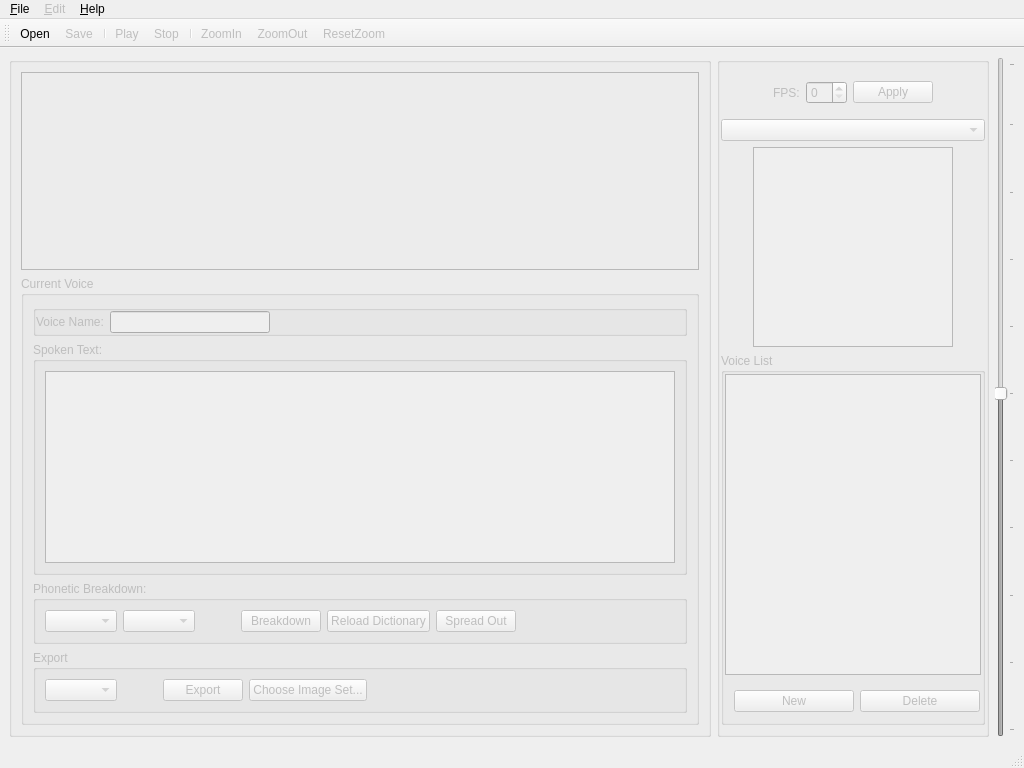
Above: rsrc/papagayo-ng2.ui from morevnaproject-org/papagayo-ng before the change. Below: the same form after it.
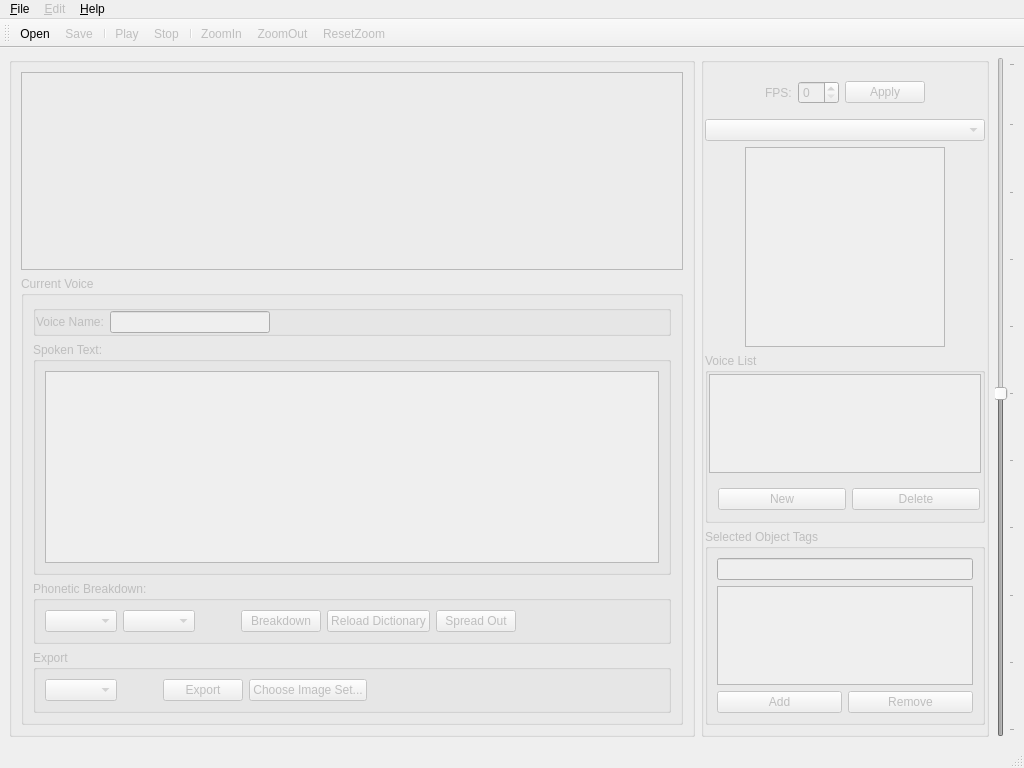
That is the form after the change. Icons and pictures are not drawn. Custom widgets are drawn as their Qt base class.

Diff of the .ui file:
```diff
--- a/rsrc/papagayo-ng2.ui
+++ b/rsrc/papagayo-ng2.ui
@@ -300,7 +300,7 @@
           <verstretch>0</verstretch>
          </sizepolicy>
         </property>
-        <layout class="QVBoxLayout" name="verticalLayout" stretch="0,0,0,0">
+        <layout class="QVBoxLayout" name="verticalLayout" stretch="0,0,0,0,0">
          <property name="spacing">
           <number>6</number>
          </property>
@@ -517,6 +517,39 @@
            </layout>
           </widget>
          </item>
+         <item>
+          <widget class="QGroupBox" name="tag_list_group">
+           <property name="title">
+            <string>Selected Object Tags</string>
+           </property>
+           <layout class="QVBoxLayout" name="tag_list_layout">
+            <item>
+             <widget class="QLineEdit" name="tag_entry"/>
+            </item>
+            <item>
+             <widget class="QListWidget" name="list_of_tags"/>
+            </item>
+            <item>
+             <layout class="QHBoxLayout" name="tag_list_buttons">
+              <item>
+               <widget class="QPushButton" name="add_tag">
+                <property name="text">
+                 <string>Add</string>
+                </property>
+               </widget>
+              </item>
+              <item>
+               <widget class="QPushButton" name="remove_tag">
+                <property name="text">
+                 <string>Remove</string>
+                </property>
+               </widget>
+              </item>
+             </layout>
+            </item>
+           </layout>
+          </widget>
+         </item>
         </layout>
        </widget>
       </item>
```
Left out of the diff: 10 changed lines with no effect on the pictures.
